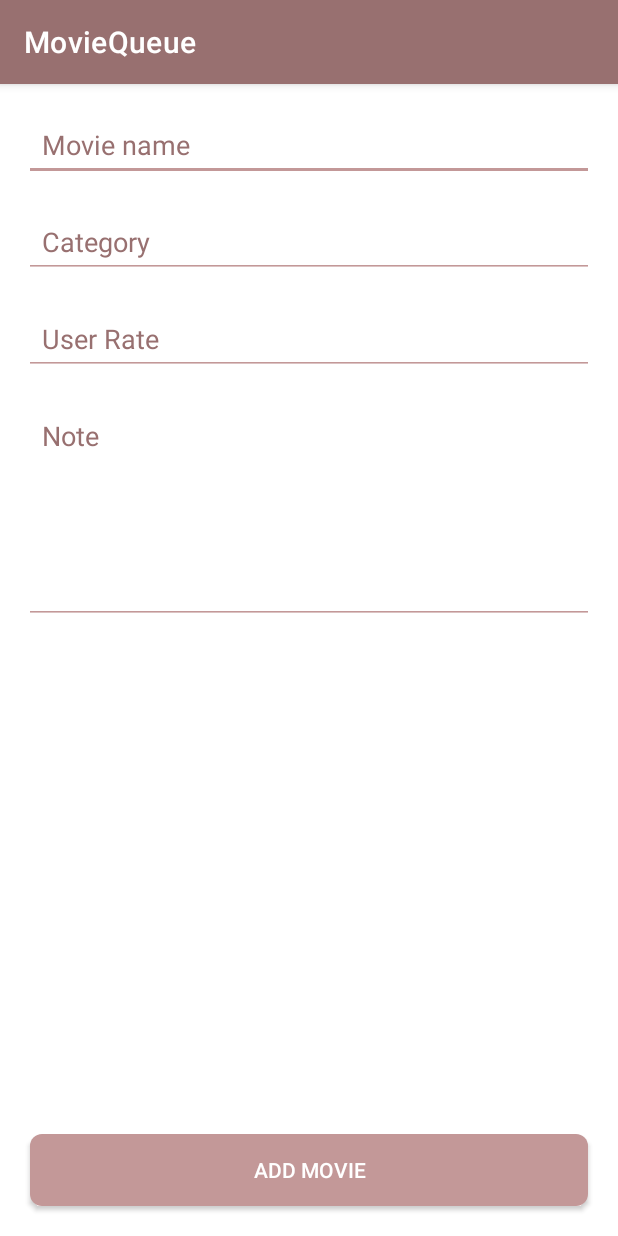
After one commit to RihabFarmati/MovieQueue, an Android app: the fragment AddMovieFragment shown on its own in the app's theme, on a phone screen of 412 x 824 dp. The commit adds this screen. Run offline under Robolectric (Android 15) with nearby library versions, the light colour scheme and no system bars; our stand-ins replace Dagger/Hilt's generated code, RxJava.

Commit message:
Added AddMovieFragment

```diff
--- a/app/src/main/java/com/store/movie/share/models/Movie.kt
+++ b/app/src/main/java/com/store/movie/share/models/Movie.kt
@@ -28,11 +28,11 @@ class Movie(
     @PrimaryKey(autoGenerate = true)
     var id: Int = 0
 
-    constructor(name: String, categoryId: Long) : this(
+    constructor(name: String, note: String, userRate: Int, categoryId: Long) : this(
         name,
         categoryId,
-        null,
-        null,
+        note,
+        userRate,
         false,
         null
     )
--- /dev/null
+++ b/app/src/main/java/com/store/movie/ui/home/add/AddMovieFragment.kt
@@ -0,0 +1,61 @@
+package com.store.movie.ui.home.add
+
+import android.os.Bundle
+import android.view.LayoutInflater
+import android.view.View
+import android.view.ViewGroup
+import android.widget.Toast
+import androidx.fragment.app.Fragment
+import androidx.fragment.app.viewModels
+import androidx.navigation.fragment.findNavController
+import com.store.movie.R
+import com.store.movie.databinding.FragmentAddMovieBinding
+import com.store.movie.share.models.Movie
+import com.store.movie.ui.home.add.viewModels.AddMovieViewModel
+import dagger.hilt.android.AndroidEntryPoint
+
+@AndroidEntryPoint
+class AddMovieFragment : Fragment() {
+
+    private lateinit var binding: FragmentAddMovieBinding
+    private val viewModel: AddMovieViewModel by viewModels()
+
+    override fun onCreateView(
+        inflater: LayoutInflater, container: ViewGroup?, savedInstanceState: Bundle?
+    ): View {
+        binding = FragmentAddMovieBinding.inflate(inflater, container, false)
+        return binding.root
+    }
+
+    override fun onViewCreated(view: View, savedInstanceState: Bundle?) {
+        super.onViewCreated(view, savedInstanceState)
+
+        binding.confirmButton.setOnClickListener { onConfirmButtonClicked() }
+
+        viewModel.getState().observe(viewLifecycleOwner) { state -> onStateChanged(state) }
+    }
+
+    private fun onConfirmButtonClicked() {
+        viewModel.addMovie(generateMovie())
+    }
+
+    private fun generateMovie(): Movie {
+        val movieName = binding.movieName.text.toString()
+        val note = binding.note.text.toString()
+        val userRate = binding.userRate.text.toString().toInt()
+
+        // TODO get the selected category one it's implemented
+        val categoryId = 1L
+
+        return Movie(name = movieName, note = note, userRate = userRate, categoryId = categoryId)
+    }
+
+    private fun onStateChanged(state: Boolean) {
+        if (state) {
+            Toast.makeText(context, getString(R.string.movie_added_successfully), Toast.LENGTH_SHORT).show()
+            findNavController().popBackStack()
+        } else {
+            Toast.makeText(context, getString(R.string.error_try_again), Toast.LENGTH_SHORT).show()
+        }
+    }
+}
--- /dev/null
+++ b/app/src/main/java/com/store/movie/ui/home/add/viewModels/AddMovieViewModel.kt
@@ -0,0 +1,33 @@
+package com.store.movie.ui.home.add.viewModels
+
+import androidx.lifecycle.LiveData
+import androidx.lifecycle.MutableLiveData
+import androidx.lifecycle.ViewModel
+import com.store.movie.share.models.Movie
+import com.store.movie.share.repository.MovieRepository
+import dagger.hilt.android.lifecycle.HiltViewModel
+import io.reactivex.rxjava3.android.schedulers.AndroidSchedulers
+import io.reactivex.rxjava3.schedulers.Schedulers
+import javax.inject.Inject
+
+@HiltViewModel
+class AddMovieViewModel @Inject constructor(
+    private val movieRepository: MovieRepository
+) : ViewModel() {
+
+    private val state: MutableLiveData<Boolean> = MutableLiveData()
+    fun getState(): LiveData<Boolean>  = state
+
+    fun addMovie(movie: Movie) {
+        movieRepository.insertMovie(movie)
+            .doOnComplete {
+                state.postValue(true)
+            }
+            .doOnError {
+                state.postValue(false)
+            }
+            .subscribeOn(Schedulers.io())
+            .observeOn(AndroidSchedulers.mainThread())
+            .subscribe()
+    }
+}
--- /dev/null
+++ b/app/src/main/res/drawable/button_background.xml
@@ -0,0 +1,22 @@
+<selector xmlns:android="http://schemas.android.com/apk/res/android">
+    <item android:state_pressed="true">
+        <shape>
+            <solid android:color="@color/primary_color" />
+            <corners android:radius="8dp" />
+        </shape>
+    </item>
+
+    <item android:state_hovered="true">
+        <shape>
+            <solid android:color="@color/accent_color" />
+            <corners android:radius="8dp" />
+        </shape>
+    </item>
+
+    <item>
+        <shape>
+            <solid android:color="@color/secondary_color" />
+            <corners android:radius="8dp" />
+        </shape>
+    </item>
+</selector>
--- /dev/null
+++ b/app/src/main/res/layout/fragment_add_movie.xml
@@ -0,0 +1,50 @@
+<?xml version="1.0" encoding="utf-8"?>
+<androidx.constraintlayout.widget.ConstraintLayout xmlns:android="http://schemas.android.com/apk/res/android"
+    xmlns:app="http://schemas.android.com/apk/res-auto"
+    android:layout_width="match_parent"
+    android:layout_height="match_parent">
+
+    <androidx.appcompat.widget.AppCompatEditText
+        android:id="@+id/movie_name"
+        style="@style/AppEditTextStyle"
+        android:hint="@string/add_movie_movie_name"
+        app:layout_constraintEnd_toEndOf="parent"
+        app:layout_constraintStart_toStartOf="parent"
+        app:layout_constraintTop_toTopOf="parent" />
+
+    <androidx.appcompat.widget.AppCompatEditText
+        android:id="@+id/category"
+        style="@style/AppEditTextStyle"
+        android:hint="@string/add_movie_category"
+        app:layout_constraintEnd_toEndOf="parent"
+        app:layout_constraintStart_toStartOf="parent"
+        app:layout_constraintTop_toBottomOf="@+id/movie_name" />
+
+    <androidx.appcompat.widget.AppCompatEditText
+        android:id="@+id/user_rate"
+        style="@style/AppEditTextStyle"
+        android:hint="@string/add_movie_user_rate"
+        app:layout_constraintEnd_toEndOf="parent"
+        app:layout_constraintStart_toStartOf="parent"
+        app:layout_constraintTop_toBottomOf="@+id/category" />
+
+    <androidx.appcompat.widget.AppCompatEditText
+        android:id="@+id/note"
+        style="@style/AppEditTextNoteStyle"
+        android:hint="@string/add_movie_note"
+        app:layout_constraintEnd_toEndOf="parent"
+        app:layout_constraintStart_toStartOf="parent"
+        app:layout_constraintTop_toBottomOf="@+id/user_rate" />
+
+    <androidx.appcompat.widget.AppCompatButton
+        android:id="@+id/confirm_button"
+        android:layout_width="match_parent"
+        android:layout_height="wrap_content"
+        android:layout_margin="@dimen/button_padding"
+        android:background="@drawable/button_background"
+        android:text="@string/action_add_movie"
+        android:textColor="@color/white"
+        app:layout_constraintBottom_toBottomOf="parent"
+        app:layout_constraintEnd_toEndOf="parent" />
+
+</androidx.constraintlayout.widget.ConstraintLayout>
--- a/app/src/main/res/values/colors.xml
+++ b/app/src/main/res/values/colors.xml
@@ -12,5 +12,5 @@
     <color name="primary_color">#DBB5B5</color>
     <color name="secondary_color">#C39898</color>
     <color name="accent_color">#987070</color>
-
+    <color name="text_color">#281D1D</color>
 </resources>
--- a/app/src/main/res/values/strings.xml
+++ b/app/src/main/res/values/strings.xml
@@ -11,4 +11,11 @@
     <string name="menu_category">Category</string>
 
     <string name="action_add_movie">Add movie</string>
+    <string name="add_movie_category">Category</string>
+    <string name="add_movie_movie_name">Movie name</string>
+    <string name="add_movie_user_rate">User Rate</string>
+    <string name="add_movie_note">Note</string>
+    <string name="movie_added_successfully">Movie added successfully</string>
+    <string name="error_try_again">Error try again</string>
+
 </resources>
--- a/app/src/main/res/values/themes.xml
+++ b/app/src/main/res/values/themes.xml
@@ -1,4 +1,4 @@
-<resources xmlns:tools="http://schemas.android.com/tools">
+<resources>
     <!-- Base application theme. -->
     <style name="Theme.mMovieQueue" parent="Theme.MaterialComponents.DayNight.DarkActionBar">
         <!-- Primary brand color. -->
@@ -22,4 +22,22 @@
     <style name="Theme.mMovieQueue.AppBarOverlay" parent="ThemeOverlay.AppCompat.Dark.ActionBar" />
 
     <style name="Theme.mMovieQueue.PopupOverlay" parent="ThemeOverlay.AppCompat.Light" />
+
+    <style name="AppEditTextStyle">
+        <item name="android:layout_width">match_parent</item>
+        <item name="android:layout_height">wrap_content</item>
+        <item name="android:padding">12dp</item>
+        <item name="android:layout_margin">16dp</item>
+        <item name="android:backgroundTint">@color/secondary_color</item>
+        <item name="android:textColor">@color/text_color</item>
+        <item name="android:textColorHint">@color/accent_color</item>
+    </style>
+
+    <style name="AppEditTextNoteStyle" parent="AppEditTextStyle">
+        <item name="android:inputType">textMultiLine</item>
+        <item name="android:minHeight">150dp</item>
+        <item name="android:maxLines">5</item>
+        <item name="android:gravity">top</item>
+    </style>
+
 </resources>
```
Also changed, not shown: app/src/main/java/com/store/movie/ui/home/HomeFragment.kt (+10 -0 lines), app/src/main/res/drawable/text_border.xml (added, +12 -0 lines), app/src/main/res/navigation/mobile_navigation.xml (+12 -1 lines).
